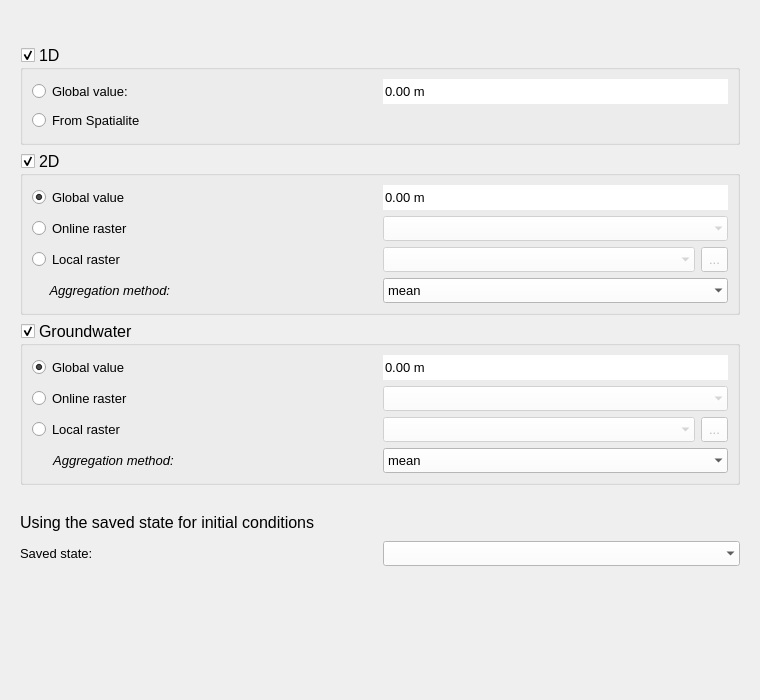
First picture: the form in threedi_models_and_simulations/ui/simulation_wizard/page_initial_conditions.ui, repository nens/threedi-api-qgis-client, before the edit.
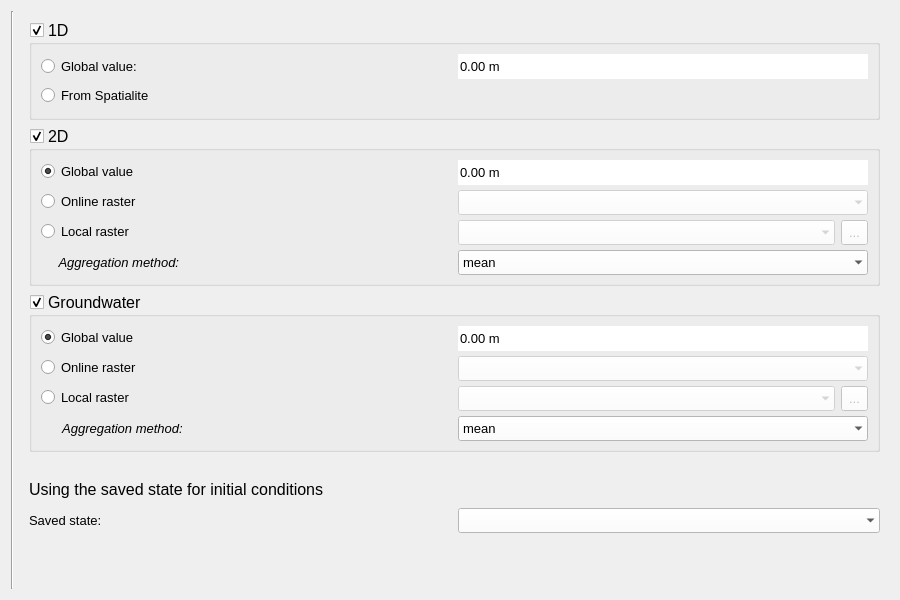
Second picture: the form after the edit. Custom widgets are drawn as their Qt base class.

```diff
--- a/threedi_models_and_simulations/ui/simulation_wizard/page_initial_conditions.ui
+++ b/threedi_models_and_simulations/ui/simulation_wizard/page_initial_conditions.ui
@@ -6,14 +6,14 @@
    <rect>
     <x>0</x>
     <y>0</y>
-    <width>760</width>
-    <height>700</height>
+    <width>900</width>
+    <height>600</height>
    </rect>
   </property>
   <property name="minimumSize">
    <size>
     <width>720</width>
-    <height>700</height>
+    <height>600</height>
    </size>
   </property>
   <property name="palette">
@@ -62,43 +62,7 @@
    <string>Form</string>
   </property>
   <layout class="QGridLayout" name="gridLayout">
-   <item row="0" column="0" colspan="3">
-    <layout class="QVBoxLayout" name="svg_lout">
-     <property name="bottomMargin">
-      <number>0</number>
-     </property>
-    </layout>
-   </item>
-   <item row="1" column="0">
-    <spacer name="verticalSpacer_2">
-     <property name="orientation">
-      <enum>Qt::Vertical</enum>
-     </property>
-     <property name="sizeType">
-      <enum>QSizePolicy::Fixed</enum>
-     </property>
-     <property name="sizeHint" stdset="0">
-      <size>
-       <width>20</width>
-       <height>25</height>
-      </size>
-     </property>
-    </spacer>
-   </item>
-   <item row="6" column="1">
-    <spacer name="verticalSpacer">
-     <property name="orientation">
-      <enum>Qt::Vertical</enum>
-     </property>
-     <property name="sizeHint" stdset="0">
-      <size>
-       <width>20</width>
-       <height>40</height>
-      </size>
-     </property>
-    </spacer>
-   </item>
-   <item row="2" column="0" colspan="3">
+   <item row="0" column="2" colspan="3">
     <widget class="QWidget" name="default_init_widget" native="true">
      <property name="minimumSize">
       <size>
@@ -718,7 +682,46 @@
      </layout>
     </widget>
    </item>
-   <item row="3" column="0" colspan="3">
+   <item row="0" column="1" rowspan="6">
+    <widget class="Line" name="line">
+     <property name="sizePolicy">
+      <sizepolicy hsizetype="Fixed" vsizetype="Expanding">
+       <horstretch>0</horstretch>
+       <verstretch>0</verstretch>
+      </sizepolicy>
+     </property>
+     <property name="orientation">
+      <enum>Qt::Vertical</enum>
+     </property>
+    </widget>
+   </item>
+   <item row="0" column="0" rowspan="6">
+    <layout class="QVBoxLayout" name="wizard_steps_layout">
+     <property name="leftMargin">
+      <number>0</number>
+     </property>
+     <property name="rightMargin">
+      <number>0</number>
+     </property>
+     <property name="bottomMargin">
+      <number>0</number>
+     </property>
+    </layout>
+   </item>
+   <item row="4" column="3">
+    <spacer name="verticalSpacer">
+     <property name="orientation">
+      <enum>Qt::Vertical</enum>
+     </property>
+     <property name="sizeHint" stdset="0">
+      <size>
+       <width>20</width>
+       <height>40</height>
+      </size>
+     </property>
+    </spacer>
+   </item>
+   <item row="1" column="2" colspan="3">
     <widget class="QWidget" name="load_conditions_widget" native="true">
      <property name="minimumSize">
       <size>
@@ -809,6 +812,19 @@
      </layout>
     </widget>
    </item>
+   <item row="5" column="3">
+    <spacer name="horizontalSpacer">
+     <property name="orientation">
+      <enum>Qt::Horizontal</enum>
+     </property>
+     <property name="sizeHint" stdset="0">
+      <size>
+       <width>40</width>
+       <height>20</height>
+      </size>
+     </property>
+    </spacer>
+   </item>
   </layout>
  </widget>
  <customwidgets>
```
